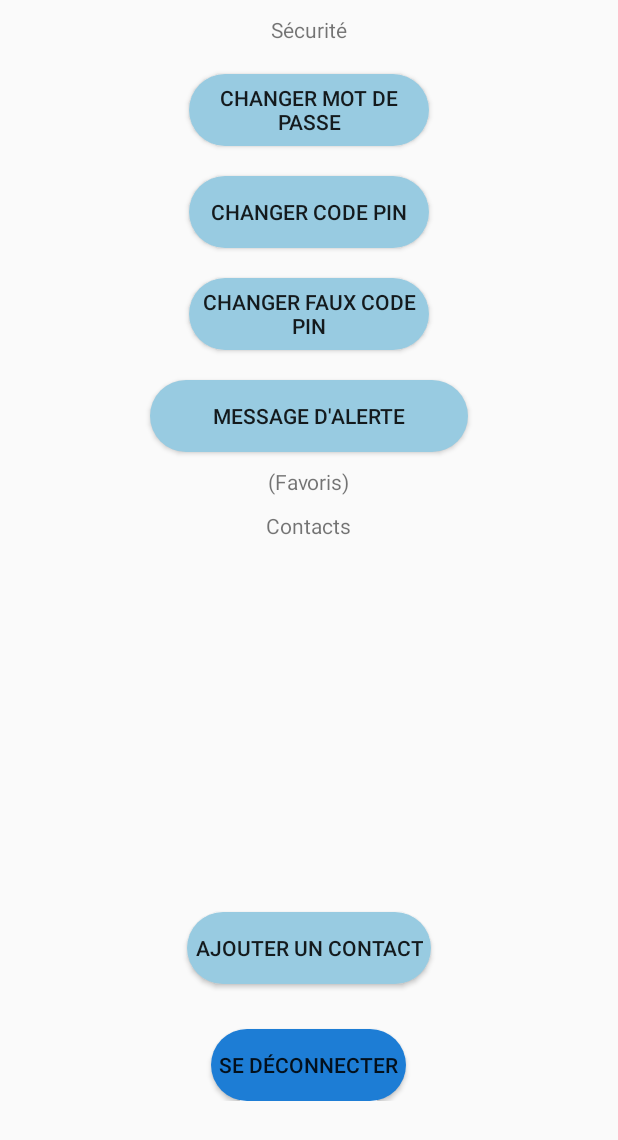
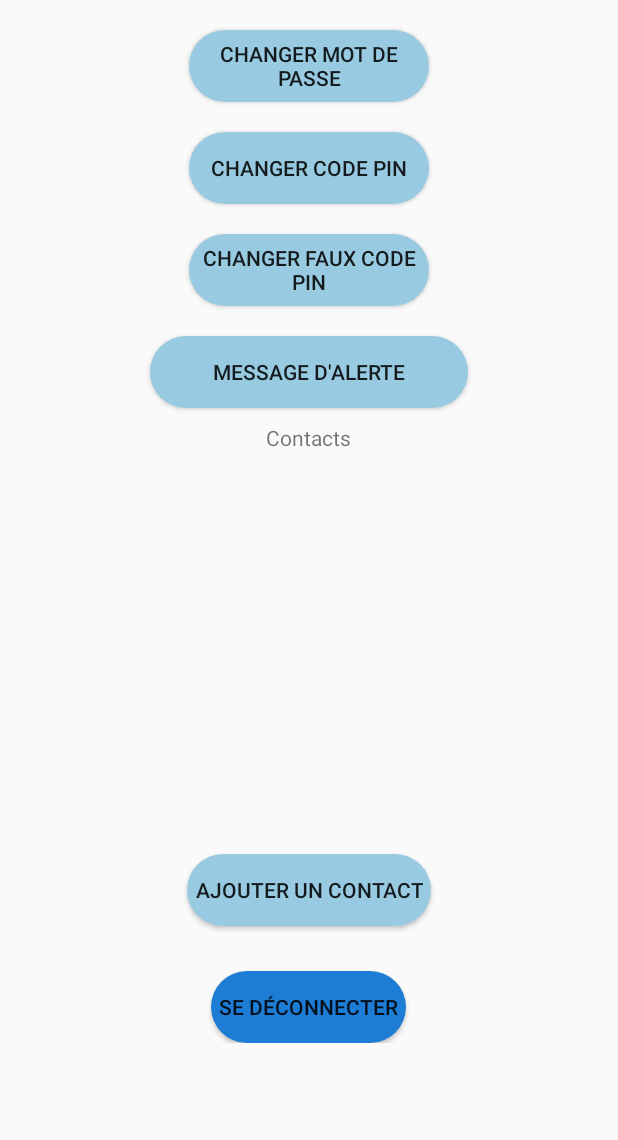
Before and after one commit to alexprime100/SafeBackHome, an Android app: the SettingsActivity screen opened directly, with no data from a screen before it, on a phone screen of 412 x 824 dp. Shown: the top 1140 px of the screen. Run offline under Robolectric (Android 15) with nearby library versions, the phone set to English and light mode, and no system bars; our stand-ins replace Firebase (no records; nobody signed in at launch, a user with empty details on screens opened directly).

Commit message:
petites améliorations d'ui

```diff
--- a/app/src/main/java/com/example/safebackhome/activities/SettingsActivity.kt
+++ b/app/src/main/java/com/example/safebackhome/activities/SettingsActivity.kt
@@ -128,7 +128,6 @@ class SettingsActivity : AppCompatActivity() {
         logout = findViewById(R.id.logout_button)
         contactsRecyclerView = findViewById(R.id.settings_contactsList)
         addContact = findViewById(R.id.settings_addContact_button)
-        addContact.isActivated = false
     }
 
     private fun initiateRecyclerView(){
--- a/app/src/main/res/layout/activity_settings.xml
+++ b/app/src/main/res/layout/activity_settings.xml
@@ -15,16 +15,6 @@
             android:layout_width="match_parent"
             android:layout_height="match_parent"
             android:orientation="vertical">
-
-            <TextView
-                android:id="@+id/textView"
-                android:layout_width="wrap_content"
-                android:layout_height="wrap_content"
-                android:layout_gravity="center"
-                android:paddingTop="10dp"
-                android:text="Sécurité"
-                tools:layout_editor_absoluteX="162dp"
-                tools:layout_editor_absoluteY="53dp" />
 
             <Button
                 android:id="@+id/editPassword_button"
@@ -78,15 +68,6 @@
                 android:layout_height="wrap_content"
                 android:layout_gravity="center"
                 android:paddingTop="10dp"
-                android:text="(Favoris)"
-                tools:layout_editor_absoluteX="162dp"
-                tools:layout_editor_absoluteY="313dp" />
-
-            <TextView
-                android:layout_width="wrap_content"
-                android:layout_height="wrap_content"
-                android:layout_gravity="center"
-                android:paddingTop="10dp"
                 android:text="Contacts"
                 tools:layout_editor_absoluteX="162dp"
                 tools:layout_editor_absoluteY="313dp" />
@@ -105,6 +86,7 @@
                 android:layout_height="wrap_content"
                 android:layout_gravity="center"
                 android:text="Ajouter un contact"
+                android:layout_marginTop="20dp"
                 android:paddingHorizontal="5dp"
                 android:background="@drawable/button_nextpage_color"/>
 
--- a/app/src/main/res/layout/contact_item.xml
+++ b/app/src/main/res/layout/contact_item.xml
@@ -41,6 +41,8 @@
             android:layout_width="40dp"
             android:layout_height="wrap_content"
             android:layout_alignParentRight="true"
+            android:background="@color/red_alert_color"
+            android:textColor="@color/white"
             android:text="X" />
 
         <TextView
```
